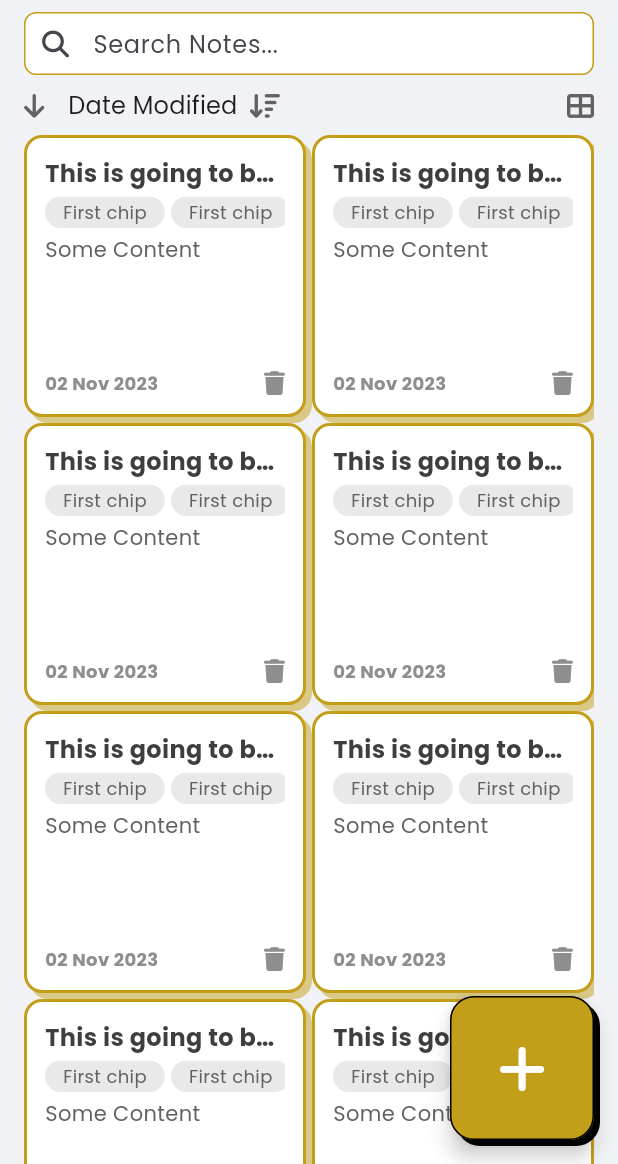
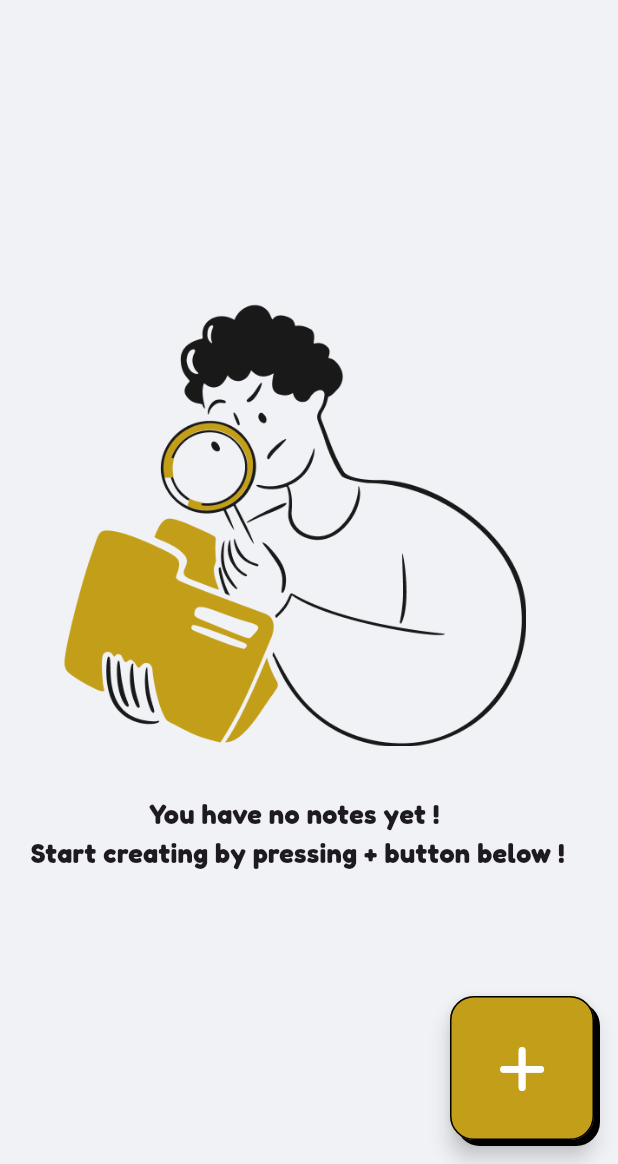
Before and after one commit to Ritika108108/Notes_Keeper, a Flutter app: the screen it shows after launch, on a phone screen of 412 x 824 dp, the part 72-1236 px from its top. Run offline on Flutter 3.47's test engine with Material 3 defaults, Android fonts, the phone set to English and light mode, and no system bars; our stand-ins replace font_awesome_flutter.

Commit message:
Added remaining code and updates

```diff
--- /dev/null
+++ b/lib/change_notifiers/new_note_controller.dart
@@ -0,0 +1,5 @@
+import 'package:flutter/material.dart';
+
+class NewNoteController extends ChangeNotifier {
+  bool readOnly = false;
+}
--- /dev/null
+++ b/lib/change_notifiers/notes_provider.dart
@@ -0,0 +1,8 @@
+import 'package:flutter/material.dart';
+import 'package:notes_keeper/models/note.dart';
+
+class NotesProvider extends ChangeNotifier {
+  final List<Note> _notes = [];
+
+  List<Note> get notes => [..._notes];
+}
--- a/lib/main.dart
+++ b/lib/main.dart
@@ -1,6 +1,8 @@
 import 'package:flutter/material.dart';
+import 'package:notes_keeper/change_notifiers/notes_provider.dart';
 import 'package:notes_keeper/core/constants.dart';
 import 'package:notes_keeper/pages/main_page.dart';
+import 'package:provider/provider.dart';
 
 void main() {
   runApp(const MyApp());
@@ -11,7 +13,9 @@ class MyApp extends StatelessWidget {
 
   @override
   Widget build(BuildContext context) {
-    return MaterialApp(
+    return ChangeNotifierProvider(
+      create: (context) => NotesProvider(),
+      child: MaterialApp(
         debugShowCheckedModeBanner: false,
         title: 'Notes_Keeper 📙',
         theme: ThemeData(
@@ -30,6 +34,7 @@ class MyApp extends StatelessWidget {
           ),
         ),
         home: const MainPage(),
+      ),
     );
   }
 }
--- /dev/null
+++ b/lib/models/note.dart
@@ -0,0 +1,17 @@
+class Note {
+  Note({
+    required this.title,
+    required this.content,
+    required this.contentJson,
+    required this.dateCreated,
+    required this.dateModified,
+    required this.tags,
+  });
+
+  final String? title;
+  final String? content;
+  final String contentJson;
+  final int dateCreated;
+  final int dateModified;
+  final List<String>? tags;
+}
--- a/lib/pages/main_page.dart
+++ b/lib/pages/main_page.dart
@@ -1,13 +1,18 @@
 import 'package:flutter/material.dart';
 import 'package:font_awesome_flutter/font_awesome_flutter.dart';
+import 'package:notes_keeper/change_notifiers/new_note_controller.dart';
+import 'package:notes_keeper/change_notifiers/notes_provider.dart';
 import 'package:notes_keeper/core/constants.dart';
+import 'package:notes_keeper/models/note.dart';
 import 'package:notes_keeper/pages/new_or_edit_note_page.dart';
+import 'package:notes_keeper/widgets/no_notes.dart';
 import 'package:notes_keeper/widgets/note_fab.dart';
 import 'package:notes_keeper/widgets/note_grid.dart';
 import 'package:notes_keeper/widgets/note_icon_button.dart';
 import 'package:notes_keeper/widgets/note_icon_button_outlined.dart';
 import 'package:notes_keeper/widgets/note_list.dart';
 import 'package:notes_keeper/widgets/search_field.dart';
+import 'package:provider/provider.dart';
 
 class MainPage extends StatefulWidget {
   const MainPage({super.key});
@@ -43,12 +48,20 @@ class _MainPageState extends State<MainPage> {
           Navigator.push(
             context,
             MaterialPageRoute(
-              builder: (context) => const NewOrEditNotePage(isNewNote: true),
+              builder: (context) => ChangeNotifierProvider(
+                create: (context) => NewNoteController(),
+                child: const NewOrEditNotePage(isNewNote: true),
+              ),
             ),
           );
         },
       ),
-      body: Padding(
+      body: Consumer<NotesProvider>(
+        builder: (context, notesProvider, child) {
+          final List<Note> notes = notesProvider.notes;
+          return notes.isEmpty
+              ? NoNotes()
+              : Padding(
                   padding: const EdgeInsets.symmetric(horizontal: 16.0),
                   child: Column(
                     children: [
@@ -122,9 +135,15 @@ class _MainPageState extends State<MainPage> {
                           ],
                         ),
                       ),
-            Expanded(child: isGrid ? NotesGrid() : NotesList()),
+                      Expanded(
+                        child: isGrid
+                            ? NotesGrid(notes: notes)
+                            : NotesList(notes: notes),
+                      ),
                     ],
                   ),
+                );
+        },
       ),
     );
   }
--- /dev/null
+++ b/lib/widgets/no_notes.dart
@@ -0,0 +1,31 @@
+import 'package:flutter/material.dart';
+
+class NoNotes extends StatelessWidget {
+  const NoNotes({super.key});
+
+  @override
+  Widget build(BuildContext context) {
+    return Padding(
+      padding: const EdgeInsets.all(16.0),
+      child: Column(
+        mainAxisAlignment: MainAxisAlignment.center,
+        children: [
+          Image.asset(
+            'assets/images/person.png',
+            width: MediaQuery.sizeOf(context).width * 0.75,
+          ),
+          SizedBox(height: 32),
+          Text(
+            'You have no notes yet ! \n Start creating by pressing + button below !',
+            style: TextStyle(
+              fontSize: 18,
+              fontWeight: FontWeight.bold,
+              fontFamily: 'Fredoka',
+            ),
+            textAlign: TextAlign.center,
+          ),
+        ],
+      ),
+    );
+  }
+}
--- a/lib/widgets/note_card.dart
+++ b/lib/widgets/note_card.dart
@@ -1,11 +1,14 @@
 import 'package:flutter/material.dart';
 import 'package:font_awesome_flutter/font_awesome_flutter.dart';
 import 'package:notes_keeper/core/constants.dart';
+import 'package:notes_keeper/models/note.dart';
 import 'package:notes_keeper/pages/new_or_edit_note_page.dart';
 
 class NoteCard extends StatelessWidget {
-  const NoteCard({required this.isInGrid, super.key});
+  const NoteCard({required this.note, this.isInGrid, super.key});
 
+  final Note note;
+  // ignore: prefer_typing_uninitialized_variables, strict_top_level_inference
   final isInGrid;
 
   @override
@@ -25,6 +28,7 @@ class NoteCard extends StatelessWidget {
           border: Border.all(color: primary, width: 2),
           borderRadius: BorderRadius.circular(12),
           boxShadow: [
+            // ignore: deprecated_member_use
             BoxShadow(color: primary.withOpacity(0.5), offset: Offset(4, 4)),
           ],
         ),
--- a/lib/widgets/note_fab.dart
+++ b/lib/widgets/note_fab.dart
@@ -16,13 +16,13 @@ class NoteFab extends StatelessWidget {
       ),
       child: FloatingActionButton.large(
         onPressed: onPressed,
-        child: FaIcon(FontAwesomeIcons.plus),
         backgroundColor: primary,
         foregroundColor: white,
         shape: RoundedRectangleBorder(
           borderRadius: BorderRadius.circular(16),
           side: BorderSide(color: black),
         ),
+        child: FaIcon(FontAwesomeIcons.plus),
       ),
     );
   }
--- a/lib/widgets/note_grid.dart
+++ b/lib/widgets/note_grid.dart
@@ -1,20 +1,24 @@
 import 'package:flutter/material.dart';
+import 'package:notes_keeper/models/note.dart';
 import 'package:notes_keeper/widgets/note_card.dart';
 
 class NotesGrid extends StatelessWidget {
-  const NotesGrid({super.key});
+  const NotesGrid({required this.notes, super.key});
+
+  final List<Note> notes;
 
   @override
   Widget build(BuildContext context) {
     return GridView.builder(
-      itemCount: 15,
+      itemCount: notes.length,
+      clipBehavior: Clip.none,
       gridDelegate: SliverGridDelegateWithFixedCrossAxisCount(
         crossAxisCount: 2,
-        crossAxisSpacing: 4,
-        mainAxisSpacing: 4,
+        crossAxisSpacing: 8,
+        mainAxisSpacing: 8,
       ),
       itemBuilder: (context, int index) {
-        return NoteCard(isInGrid: true);
+        return NoteCard(note: notes[index], isInGrid: true);
       },
     );
   }
--- a/pubspec.yaml
+++ b/pubspec.yaml
@@ -35,6 +35,7 @@ dependencies:
   # Use with the CupertinoIcons class for iOS style icons.
   cupertino_icons: ^1.0.8
   font_awesome_flutter: ^10.8.0
+  provider: ^6.1.5
 
 dev_dependencies:
   flutter_test:
@@ -59,8 +60,8 @@ flutter:
   uses-material-design: true
 
   # To add assets to your application, add an assets section, like this:
-  # assets:
-  #   - images/a_dot_burr.jpeg
+  assets:
+    - assets/images/person.png
   #   - images/a_dot_ham.jpeg
 
   # An image asset can refer to one or more resolution-specific "variants", see
```
Also changed, not shown: lib/pages/new_or_edit_note_page.dart (+3 -4 lines), lib/widgets/note_list.dart (+6 -8 lines), pubspec.lock. Lines whose indentation alone changed are shown as unchanged.
